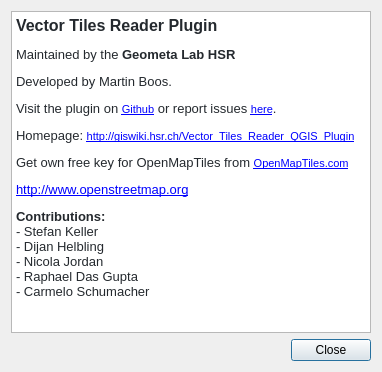
Qt form ui/dlg_about.ui (geometalab/Vector-Tiles-Reader-QGIS-Plugin) before a commit.
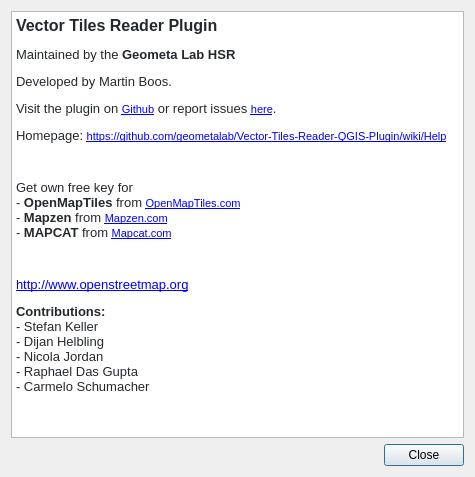
The same form after that commit.

Commit message: * about updated * qgis 3 support * metadata updated

```diff
--- a/ui/dlg_about.ui
+++ b/ui/dlg_about.ui
@@ -6,12 +6,12 @@
    <rect>
     <x>0</x>
     <y>0</y>
-    <width>382</width>
-    <height>372</height>
+    <width>475</width>
+    <height>477</height>
    </rect>
   </property>
   <property name="sizePolicy">
-   <sizepolicy hsizetype="Minimum" vsizetype="Minimum">
+   <sizepolicy hsizetype="Preferred" vsizetype="Preferred">
     <horstretch>0</horstretch>
     <verstretch>0</verstretch>
    </sizepolicy>
@@ -50,8 +50,10 @@
 &lt;p style=&quot; margin-top:12px; margin-bottom:12px; margin-left:0px; margin-right:0px; -qt-block-indent:0; text-indent:0px;&quot;&gt;&lt;span style=&quot; font-family:'-apple-system,BlinkMacSystemFont,Segoe UI,Helvetica,Arial,sans-serif,Apple Color Emoji,Segoe UI Emoji,Segoe UI Symbol'; font-size:10pt; color:#24292e;&quot;&gt;Maintained by the &lt;/span&gt;&lt;span style=&quot; font-family:'-apple-system,BlinkMacSystemFont,Segoe UI,Helvetica,Arial,sans-serif,Apple Color Emoji,Segoe UI Emoji,Segoe UI Symbol'; font-size:10pt; font-weight:600; color:#24292e;&quot;&gt;Geometa Lab HSR&lt;/span&gt;&lt;/p&gt;
 &lt;p style=&quot; margin-top:12px; margin-bottom:12px; margin-left:0px; margin-right:0px; -qt-block-indent:0; text-indent:0px;&quot;&gt;&lt;span style=&quot; font-family:'-apple-system,BlinkMacSystemFont,Segoe UI,Helvetica,Arial,sans-serif,Apple Color Emoji,Segoe UI Emoji,Segoe UI Symbol'; font-size:10pt; color:#24292e;&quot;&gt;Developed by Martin Boos.&lt;/span&gt;&lt;/p&gt;
 &lt;p style=&quot; margin-top:12px; margin-bottom:12px; margin-left:0px; margin-right:0px; -qt-block-indent:0; text-indent:0px;&quot;&gt;&lt;span style=&quot; font-family:'-apple-system,BlinkMacSystemFont,Segoe UI,Helvetica,Arial,sans-serif,Apple Color Emoji,Segoe UI Emoji,Segoe UI Symbol'; font-size:10pt; color:#24292e;&quot;&gt;Visit the plugin on &lt;/span&gt;&lt;a href=&quot;https://github.com/geometalab/Vector-Tiles-Reader-QGIS-Plugin&quot;&gt;&lt;span style=&quot; font-size:8pt; text-decoration: underline; color:#0000ff;&quot;&gt;Github&lt;/span&gt;&lt;/a&gt;&lt;span style=&quot; font-family:'-apple-system,BlinkMacSystemFont,Segoe UI,Helvetica,Arial,sans-serif,Apple Color Emoji,Segoe UI Emoji,Segoe UI Symbol'; font-size:10pt; color:#24292e;&quot;&gt; or report issues &lt;/span&gt;&lt;a href=&quot;https://github.com/geometalab/Vector-Tiles-Reader-QGIS-Plugin/issues&quot;&gt;&lt;span style=&quot; font-size:8pt; text-decoration: underline; color:#0000ff;&quot;&gt;here&lt;/span&gt;&lt;/a&gt;&lt;span style=&quot; font-family:'-apple-system,BlinkMacSystemFont,Segoe UI,Helvetica,Arial,sans-serif,Apple Color Emoji,Segoe UI Emoji,Segoe UI Symbol'; font-size:10pt; color:#24292e;&quot;&gt;.&lt;/span&gt;&lt;/p&gt;
-&lt;p style=&quot; margin-top:12px; margin-bottom:12px; margin-left:0px; margin-right:0px; -qt-block-indent:0; text-indent:0px;&quot;&gt;&lt;span style=&quot; font-family:'-apple-system,BlinkMacSystemFont,Segoe UI,Helvetica,Arial,sans-serif,Apple Color Emoji,Segoe UI Emoji,Segoe UI Symbol'; font-size:10pt; color:#24292e;&quot;&gt;Homepage: &lt;/span&gt;&lt;a href=&quot;http://giswiki.hsr.ch/Vector_Tiles_Reader_QGIS_Plugin&quot;&gt;&lt;span style=&quot; font-size:8pt; text-decoration: underline; color:#0000ff;&quot;&gt;http://giswiki.hsr.ch/Vector_Tiles_Reader_QGIS_Plugin&lt;/span&gt;&lt;/a&gt;&lt;/p&gt;
-&lt;p style=&quot; margin-top:12px; margin-bottom:12px; margin-left:0px; margin-right:0px; -qt-block-indent:0; text-indent:0px;&quot;&gt;&lt;span style=&quot; font-family:'-apple-system,BlinkMacSystemFont,Segoe UI,Helvetica,Arial,sans-serif,Apple Color Emoji,Segoe UI Emoji,Segoe UI Symbol'; font-size:10pt; color:#24292e;&quot;&gt;Get own free key for OpenMapTiles from &lt;/span&gt;&lt;a href=&quot;https://openmaptiles.com/hosting/&quot;&gt;&lt;span style=&quot; font-size:8pt; text-decoration: underline; color:#0000ff;&quot;&gt;OpenMapTiles.com&lt;/span&gt;&lt;/a&gt;&lt;/p&gt;
+&lt;p style=&quot; margin-top:12px; margin-bottom:12px; margin-left:0px; margin-right:0px; -qt-block-indent:0; text-indent:0px;&quot;&gt;&lt;span style=&quot; font-family:'-apple-system,BlinkMacSystemFont,Segoe UI,Helvetica,Arial,sans-serif,Apple Color Emoji,Segoe UI Emoji,Segoe UI Symbol'; font-size:10pt; color:#24292e;&quot;&gt;Homepage: &lt;/span&gt;&lt;a href=&quot;https://github.com/geometalab/Vector-Tiles-Reader-QGIS-Plugin/wiki/Help&quot;&gt;&lt;span style=&quot; font-size:8pt; text-decoration: underline; color:#0000ff;&quot;&gt;https://github.com/geometalab/Vector-Tiles-Reader-QGIS-Plugin/wiki/Help&lt;/span&gt;&lt;/a&gt;&lt;/p&gt;
+&lt;p style=&quot;-qt-paragraph-type:empty; margin-top:12px; margin-bottom:12px; margin-left:0px; margin-right:0px; -qt-block-indent:0; text-indent:0px; font-size:8pt;&quot;&gt;&lt;br /&gt;&lt;/p&gt;
+&lt;p style=&quot; margin-top:12px; margin-bottom:12px; margin-left:0px; margin-right:0px; -qt-block-indent:0; text-indent:0px;&quot;&gt;&lt;span style=&quot; font-family:'-apple-system,BlinkMacSystemFont,Segoe UI,Helvetica,Arial,sans-serif,Apple Color Emoji,Segoe UI Emoji,Segoe UI Symbol'; font-size:10pt; color:#24292e;&quot;&gt;Get own free key for&lt;br /&gt;- &lt;/span&gt;&lt;span style=&quot; font-family:'-apple-system,BlinkMacSystemFont,Segoe UI,Helvetica,Arial,sans-serif,Apple Color Emoji,Segoe UI Emoji,Segoe UI Symbol'; font-size:10pt; font-weight:600; color:#24292e;&quot;&gt;OpenMapTiles&lt;/span&gt;&lt;span style=&quot; font-family:'-apple-system,BlinkMacSystemFont,Segoe UI,Helvetica,Arial,sans-serif,Apple Color Emoji,Segoe UI Emoji,Segoe UI Symbol'; font-size:10pt; color:#24292e;&quot;&gt; from &lt;/span&gt;&lt;a href=&quot;https://openmaptiles.com/hosting/&quot;&gt;&lt;span style=&quot; font-size:8pt; text-decoration: underline; color:#0000ff;&quot;&gt;OpenMapTiles.com&lt;br /&gt;&lt;/span&gt;&lt;/a&gt;&lt;span style=&quot; font-family:'-apple-system,BlinkMacSystemFont,Segoe UI,Helvetica,Arial,sans-serif,Apple Color Emoji,Segoe UI Emoji,Segoe UI Symbol'; font-size:10pt; color:#24292e;&quot;&gt;- &lt;/span&gt;&lt;span style=&quot; font-family:'-apple-system,BlinkMacSystemFont,Segoe UI,Helvetica,Arial,sans-serif,Apple Color Emoji,Segoe UI Emoji,Segoe UI Symbol'; font-size:10pt; font-weight:600; color:#24292e;&quot;&gt;Mapzen&lt;/span&gt;&lt;span style=&quot; font-family:'-apple-system,BlinkMacSystemFont,Segoe UI,Helvetica,Arial,sans-serif,Apple Color Emoji,Segoe UI Emoji,Segoe UI Symbol'; font-size:10pt; color:#24292e;&quot;&gt; from &lt;/span&gt;&lt;a href=&quot;https://mapzen.com/&quot;&gt;&lt;span style=&quot; font-size:8pt; text-decoration: underline; color:#0000ff;&quot;&gt;Mapzen.com&lt;br /&gt;&lt;/span&gt;&lt;/a&gt;&lt;span style=&quot; font-family:'-apple-system,BlinkMacSystemFont,Segoe UI,Helvetica,Arial,sans-serif,Apple Color Emoji,Segoe UI Emoji,Segoe UI Symbol'; font-size:10pt; color:#24292e;&quot;&gt;- &lt;/span&gt;&lt;span style=&quot; font-family:'-apple-system,BlinkMacSystemFont,Segoe UI,Helvetica,Arial,sans-serif,Apple Color Emoji,Segoe UI Emoji,Segoe UI Symbol'; font-size:10pt; font-weight:600; color:#24292e;&quot;&gt;MAPCAT&lt;/span&gt;&lt;span style=&quot; font-family:'-apple-system,BlinkMacSystemFont,Segoe UI,Helvetica,Arial,sans-serif,Apple Color Emoji,Segoe UI Emoji,Segoe UI Symbol'; font-size:10pt; color:#24292e;&quot;&gt; from &lt;/span&gt;&lt;a href=&quot;https://mapcat.com/&quot;&gt;&lt;span style=&quot; font-size:8pt; text-decoration: underline; color:#0000ff;&quot;&gt;Mapcat.com&lt;/span&gt;&lt;/a&gt;&lt;/p&gt;
+&lt;p style=&quot;-qt-paragraph-type:empty; margin-top:12px; margin-bottom:12px; margin-left:0px; margin-right:0px; -qt-block-indent:0; text-indent:0px; font-size:8pt;&quot;&gt;&lt;br /&gt;&lt;/p&gt;
 &lt;p style=&quot; margin-top:12px; margin-bottom:12px; margin-left:0px; margin-right:0px; -qt-block-indent:0; text-indent:0px;&quot;&gt;&lt;a href=&quot;http://www.openstreetmap.org&quot;&gt;&lt;span style=&quot; font-family:'-apple-system,BlinkMacSystemFont,Segoe UI,Helvetica,Arial,sans-serif,Apple Color Emoji,Segoe UI Emoji,Segoe UI Symbol'; font-size:10pt; text-decoration: underline; color:#0000ff;&quot;&gt;http://www.openstreetmap.org&lt;/span&gt;&lt;/a&gt;&lt;/p&gt;
 &lt;p style=&quot; margin-top:12px; margin-bottom:12px; margin-left:0px; margin-right:0px; -qt-block-indent:0; text-indent:0px;&quot;&gt;&lt;span style=&quot; font-family:'-apple-system,BlinkMacSystemFont,Segoe UI,Helvetica,Arial,sans-serif,Apple Color Emoji,Segoe UI Emoji,Segoe UI Symbol'; font-size:10pt; font-weight:600; color:#24292e;&quot;&gt;Contributions:&lt;/span&gt;&lt;span style=&quot; font-family:'-apple-system,BlinkMacSystemFont,Segoe UI,Helvetica,Arial,sans-serif,Apple Color Emoji,Segoe UI Emoji,Segoe UI Symbol'; font-size:10pt; color:#24292e;&quot;&gt;&lt;br /&gt;- Stefan Keller&lt;br /&gt;- Dijan Helbling&lt;br /&gt;- Nicola Jordan&lt;br /&gt;- Raphael Das Gupta&lt;br /&gt;- Carmelo Schumacher&lt;/span&gt;&lt;/p&gt;&lt;/body&gt;&lt;/html&gt;</string>
      </property>
```
The commit also changes 10 other files.
